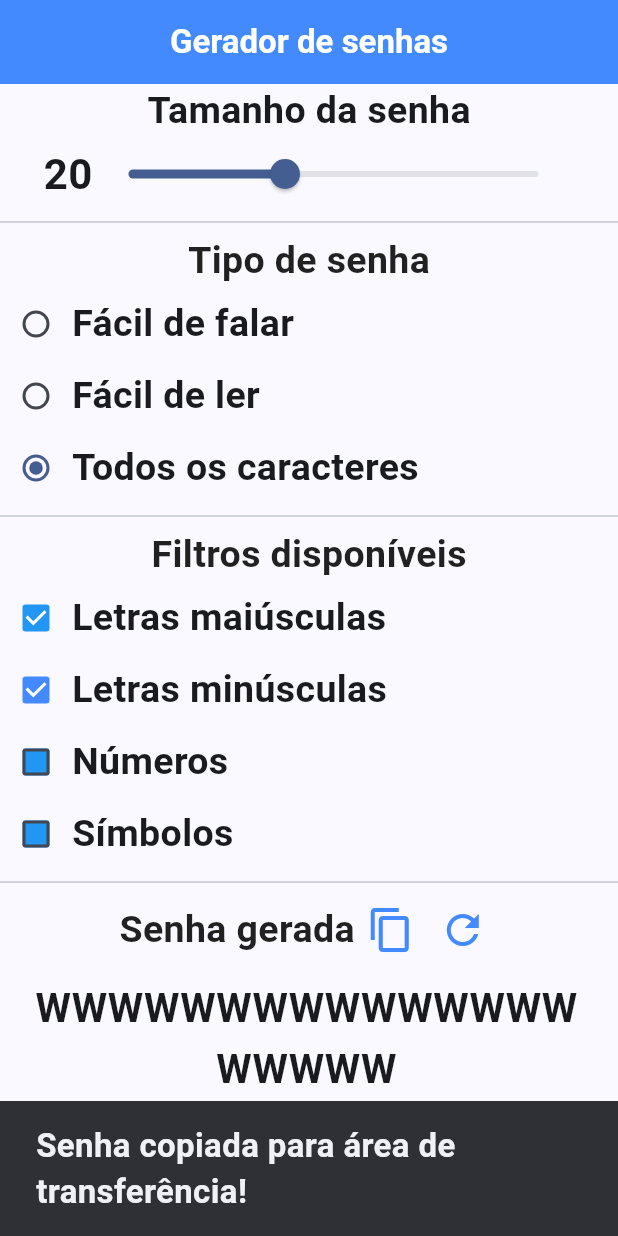
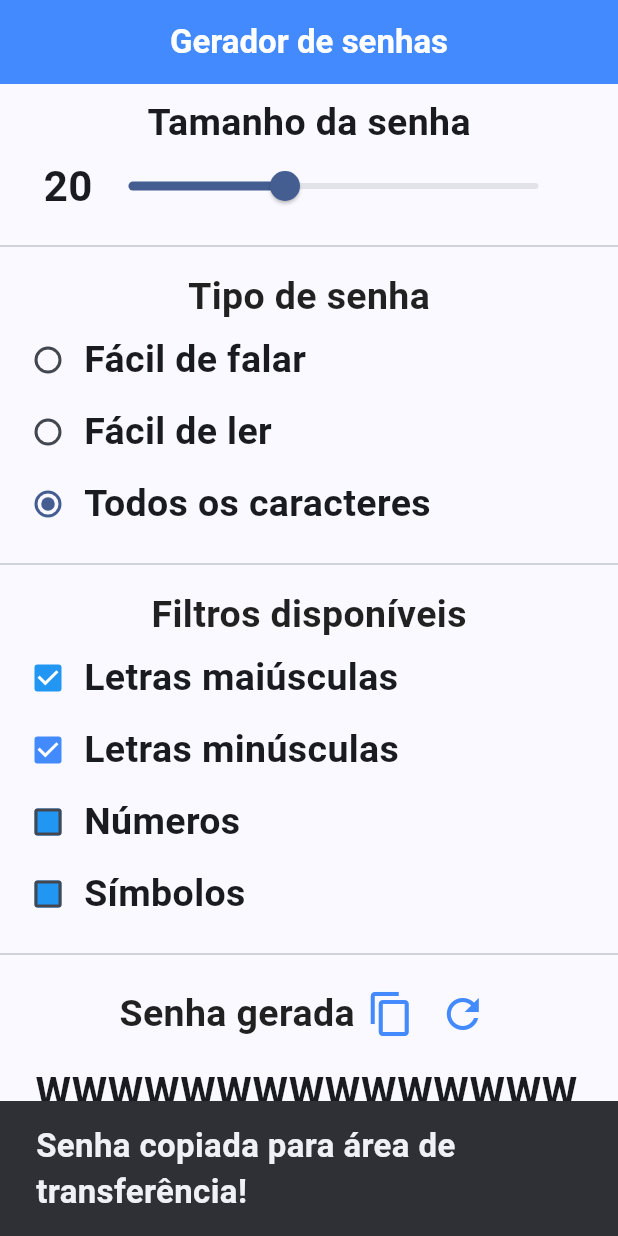
Before and after one commit to gabrielnavas/password_generator_flutter_app, a Flutter app: the screen it shows after launch, after a tap on the "content copy" icon, on a phone screen of 412 x 824 dp. Run offline on Flutter 3.47's test engine with Material 3 defaults, Android fonts, the phone set to English and light mode, and no system bars.

Commit message:
create area form and password generated

```diff
--- a/lib/pages/password_generator.dart
+++ b/lib/pages/password_generator.dart
@@ -1,7 +1,9 @@
 import 'package:flutter/material.dart';
-import 'package:flutter/services.dart';
+import 'package:password_generator/messages/show_message.dart';
 import 'package:password_generator/models/password_generator_form.dart';
+import 'package:password_generator/widget/area_form.dart';
 import 'package:password_generator/widget/password_filters_form.dart';
+import 'package:password_generator/widget/password_generated_form.dart';
 import 'package:password_generator/widget/password_length_form.dart';
 import 'package:password_generator/widget/password_type_form.dart';
 
@@ -52,31 +54,40 @@ class _PasswordGeneratorPageState extends State<PasswordGeneratorPage> {
         child: Column(
           crossAxisAlignment: CrossAxisAlignment.center,
           children: [
-            PasswordLengthForm(
-                passwordLength: _passwordGeneratorForm.password.settings.length,
+            AreaForm(
+              child: PasswordLengthForm(
+                  passwordLength:
+                      _passwordGeneratorForm.password.settings.length,
                   widthWidget: widthScreen * 0.78,
                   onChange: (double value) {
                     setState(() {
-                    _passwordGeneratorForm.changeLengthPassword(value.toInt());
+                      _passwordGeneratorForm
+                          .changeLengthPassword(value.toInt());
                       _passwordGeneratorForm.refreshPassword();
                     });
                   }),
+            ),
             const Divider(),
-            PasswordTypeForm(
+            AreaForm(
+              child: PasswordTypeForm(
                 passwordType: _passwordGeneratorForm.passwordType,
                 onChangeEasyToSay: onHandlePasswordType,
                 onChangeEasyToRead: onHandlePasswordType,
                 onChangeAllCharacters: onHandlePasswordType,
               ),
+            ),
             const Divider(),
-            PasswordFiltersForm(
+            AreaForm(
+              child: PasswordFiltersForm(
                 passwordGeneratorForm: _passwordGeneratorForm,
                 onChangeUpperCase: (value) => setState(() {
-                _passwordGeneratorForm.password.settings.hasUppercase = value!;
+                  _passwordGeneratorForm.password.settings.hasUppercase =
+                      value!;
                   _passwordGeneratorForm.refreshPassword();
                 }),
                 onChangeLowerCase: (value) => setState(() {
-                _passwordGeneratorForm.password.settings.hasLowercase = value!;
+                  _passwordGeneratorForm.password.settings.hasLowercase =
+                      value!;
                   _passwordGeneratorForm.refreshPassword();
                 }),
                 onChangeNumbers: (value) => setState(() {
@@ -88,51 +99,15 @@ class _PasswordGeneratorPageState extends State<PasswordGeneratorPage> {
                   _passwordGeneratorForm.refreshPassword();
                 }),
               ),
+            ),
             const Divider(),
-            Row(
-              mainAxisAlignment: MainAxisAlignment.center,
-              children: [
-                SizedBox(
-                  child: Text(
-                    _passwordController.text.isEmpty
-                        ? 'Selecione um filtro...'
-                        : 'Senha gerada',
-                    style: const TextStyle(
-                      fontWeight: FontWeight.bold,
-                      fontSize: 25,
-                      color: Colors.black87,
-                    ),
-                  ),
-                ),
-                if (_passwordController.text.isNotEmpty)
-                  IconButton(
-                    color: Colors.blueAccent,
-                    iconSize: 32,
-                    onPressed: () => _copyToClipboard(context),
-                    icon: const Icon(Icons.copy),
-                  ),
-                if (_passwordController.text.isNotEmpty)
-                  IconButton(
-                    color: Colors.blueAccent,
-                    iconSize: 32,
-                    onPressed: () => _refreshPassword(context),
-                    icon: const Icon(Icons.refresh),
-                  ),
-              ],
-            ),
-            Container(
-              alignment: Alignment.center,
-              width: widthScreen * 0.90,
-              child: TextField(
-                maxLines: null,
-                keyboardType: TextInputType.multiline,
-                style:
-                    const TextStyle(fontWeight: FontWeight.bold, fontSize: 27),
-                decoration: const InputDecoration(
-                  border: InputBorder.none,
-                ),
-                textAlign: TextAlign.center,
-                controller: _passwordController,
+            AreaForm(
+              child: PasswordGeneratedForm(
+                passwordController: _passwordController,
+                passwordGeneratorForm: _passwordGeneratorForm,
+                widthScreen: widthScreen,
+                refreshPassword: _refreshPassword,
+                password: _passwordGeneratorForm.password.value,
               ),
             ),
             const SizedBox(
@@ -144,29 +119,10 @@ class _PasswordGeneratorPageState extends State<PasswordGeneratorPage> {
     );
   }
 
-  void _copyToClipboard(BuildContext context) {
-    Clipboard.setData(
-            ClipboardData(text: _passwordGeneratorForm.password.value))
-        .then((_) {
-      _showMessage('Senha copiada para área de transferência!');
-    });
-  }
-
   void _refreshPassword(BuildContext context) {
     setState(() {
       _passwordGeneratorForm.refreshPassword();
-      _showMessage('Senha gerada com sucesso!');
+      ShowMessage.showMessageSnack(context, 'Senha gerada com sucesso!');
     });
   }
-
-  void _showMessage(String message) {
-    final snackBar = SnackBar(
-      content: Text(
-        message,
-        style: const TextStyle(fontWeight: FontWeight.bold, fontSize: 22),
-      ),
-    );
-
-    ScaffoldMessenger.of(context).showSnackBar(snackBar);
 }
-}
--- /dev/null
+++ b/lib/widget/area_form.dart
@@ -0,0 +1,16 @@
+import 'package:flutter/material.dart';
+
+class AreaForm extends StatelessWidget {
+  final Widget child;
+  const AreaForm({required this.child, super.key});
+
+  @override
+  Widget build(BuildContext context) {
+    return Padding(
+      padding: const EdgeInsets.all(8.0),
+      child: Container(
+        child: child,
+      ),
+    );
+  }
+}
--- a/lib/widget/password_filters_form.dart
+++ b/lib/widget/password_filters_form.dart
@@ -1,6 +1,5 @@
 import 'package:flutter/material.dart';
 import 'package:password_generator/models/password_generator_form.dart';
-import 'package:password_generator/models/password_settings.dart';
 
 class PasswordFiltersForm extends StatelessWidget {
   final PasswordGeneratorForm passwordGeneratorForm;
@@ -9,7 +8,7 @@ class PasswordFiltersForm extends StatelessWidget {
   final Function(bool? value) onChangeNumbers;
   final Function(bool? value) onChangeSymbols;
 
-  PasswordFiltersForm({
+  const PasswordFiltersForm({
     required this.passwordGeneratorForm,
     required this.onChangeUpperCase,
     required this.onChangeLowerCase,
--- /dev/null
+++ b/lib/widget/password_generated_form.dart
@@ -0,0 +1,81 @@
+import 'package:flutter/material.dart';
+import 'package:flutter/services.dart';
+import 'package:password_generator/messages/show_message.dart';
+import 'package:password_generator/models/password_generator_form.dart';
+
+class PasswordGeneratedForm extends StatelessWidget {
+  final TextEditingController passwordController;
+  final PasswordGeneratorForm passwordGeneratorForm;
+  double widthScreen;
+  Function(BuildContext context) refreshPassword;
+  final String password;
+
+  PasswordGeneratedForm({
+    required this.passwordController,
+    required this.passwordGeneratorForm,
+    required this.widthScreen,
+    required this.refreshPassword,
+    required this.password,
+    super.key,
+  });
+
+  @override
+  Widget build(BuildContext context) {
+    return Column(
+      children: [
+        Row(
+          mainAxisAlignment: MainAxisAlignment.center,
+          children: [
+            SizedBox(
+              child: Text(
+                passwordController.text.isEmpty
+                    ? 'Selecione um filtro...'
+                    : 'Senha gerada',
+                style: const TextStyle(
+                  fontWeight: FontWeight.bold,
+                  fontSize: 25,
+                  color: Colors.black87,
+                ),
+              ),
+            ),
+            if (passwordController.text.isNotEmpty)
+              IconButton(
+                color: Colors.blueAccent,
+                iconSize: 32,
+                onPressed: () => _copyToClipboard(context),
+                icon: const Icon(Icons.copy),
+              ),
+            if (passwordController.text.isNotEmpty)
+              IconButton(
+                color: Colors.blueAccent,
+                iconSize: 32,
+                onPressed: () => refreshPassword(context),
+                icon: const Icon(Icons.refresh),
+              ),
+          ],
+        ),
+        Container(
+          alignment: Alignment.center,
+          width: widthScreen * 0.90,
+          child: TextField(
+            maxLines: null,
+            keyboardType: TextInputType.multiline,
+            style: const TextStyle(fontWeight: FontWeight.bold, fontSize: 27),
+            decoration: const InputDecoration(
+              border: InputBorder.none,
+            ),
+            textAlign: TextAlign.center,
+            controller: passwordController,
+          ),
+        ),
+      ],
+    );
+  }
+
+  void _copyToClipboard(BuildContext context) {
+    Clipboard.setData(ClipboardData(text: password)).then((_) {
+      ShowMessage.showMessageSnack(
+          context, 'Senha copiada para área de transferência!');
+    });
+  }
+}
```
Lines whose indentation alone changed are shown as unchanged.
